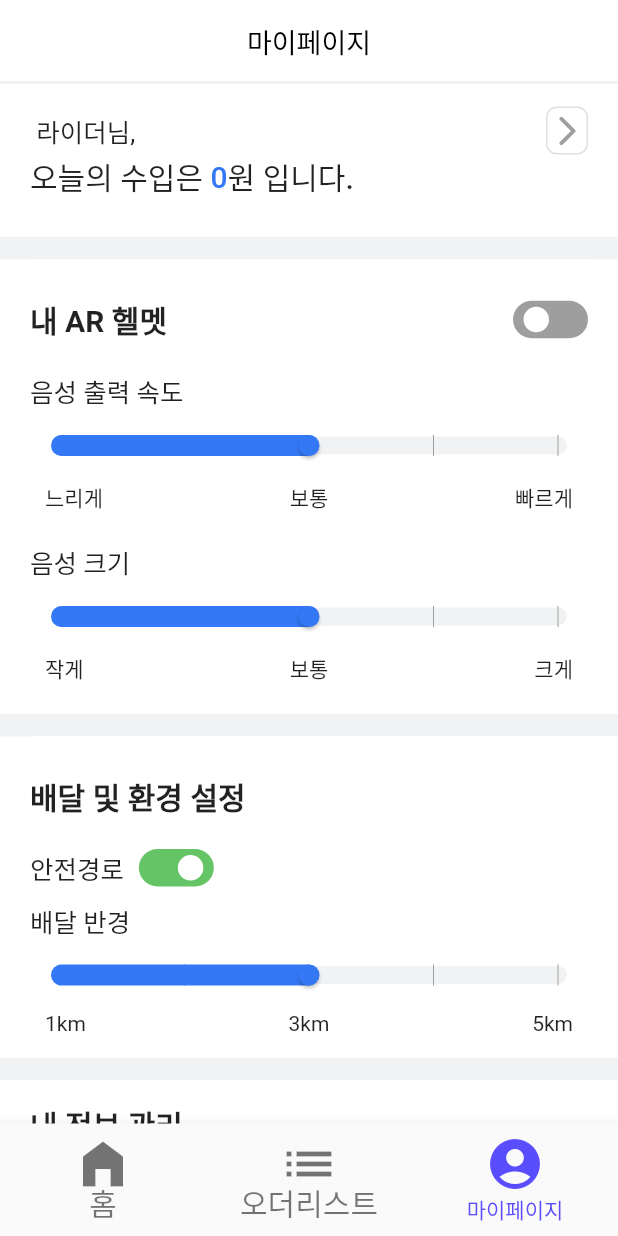
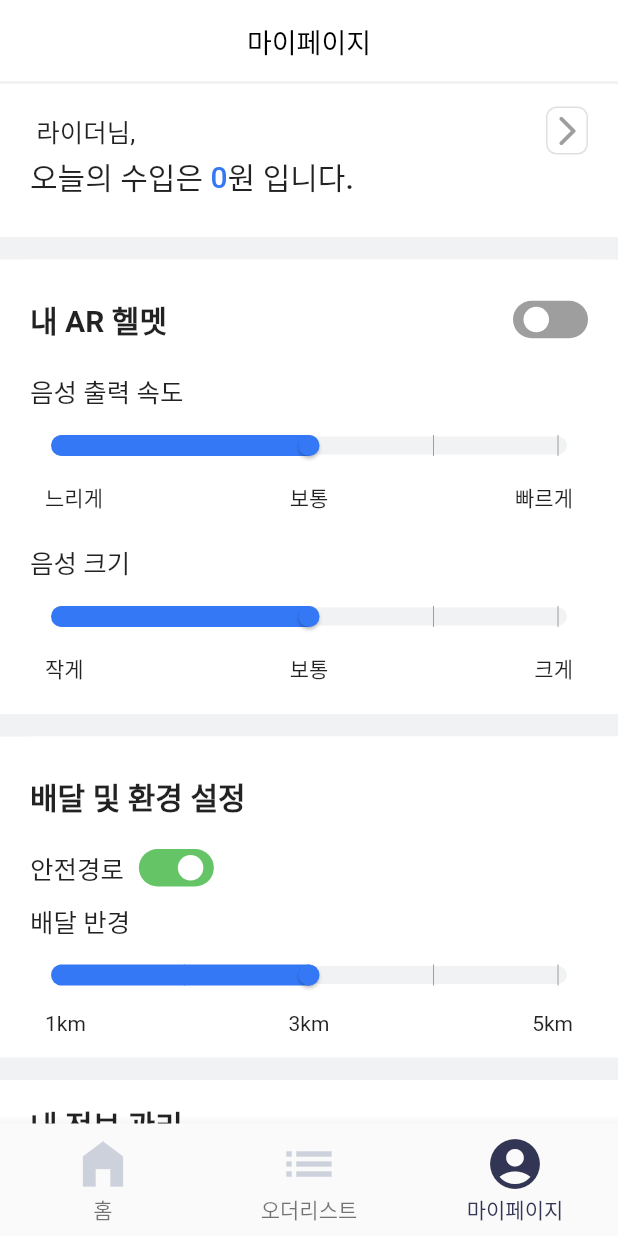
Before and after one commit to Wise-eun/Narda, a Flutter app: the MyPageScreen screen opened directly with empty values, on a phone screen of 412 x 824 dp. Run offline on Flutter 3.47's test engine with Material 2 defaults, Android fonts, the phone set to English and light mode, and no system bars; drawn by our look-alikes of flutter_switch; our stand-ins replace cloud_firestore, dotted_line, firebase_auth, firebase_core, flutter_native_splash, fluttertoast and 9 more; missing offline and left inert: flutter_naver_map, flutter_sliding_up_panel, kakao_flutter_sdk_navi, kakaomap_webview; accounts and stored records are empty; network calls fail.

Commit message:
[Design] 하단네비게이션바 TEXT수정

```diff
--- a/lib/menu_bottom.dart
+++ b/lib/menu_bottom.dart
@@ -56,10 +56,11 @@ class _MenuBottomState extends State<MenuBottom> {
   Widget build(BuildContext context) {
     _selectedIndex = widget.tabItem.index;
     return BottomNavigationBar(
+
       iconSize: 40 ,
-      selectedItemColor: Color(0xff5a4dfd),
-      unselectedLabelStyle: TextStyle(color:Colors.red, fontSize: 20),
-      //selectedLabelStyle: TextStyle(color:Colors.red),
+      selectedItemColor: Color(0xff323553),
+      unselectedIconTheme: IconThemeData(color: Color(0xffCCD1DB)),
+      unselectedLabelStyle: TextStyle(color: Color(0xff323553), fontSize: 14),
       items: [
         _buildItem(TabItem.home,),
         _buildItem(TabItem.list),
```
